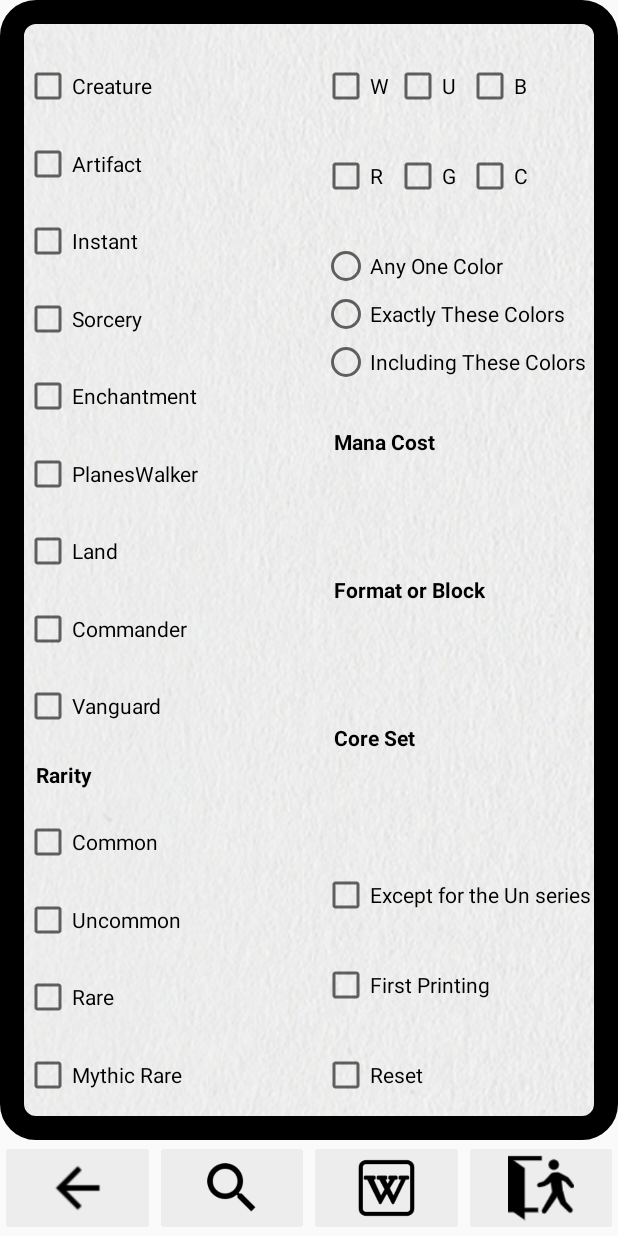
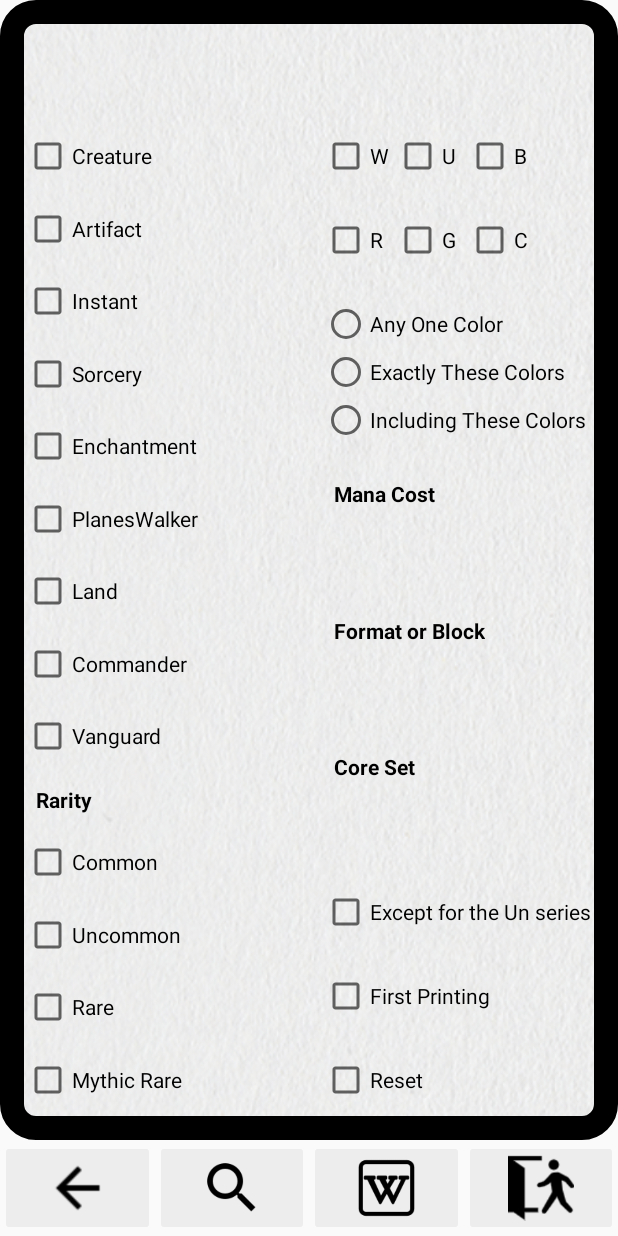
Before and after one commit to chikaharu11/MTG_Random_Card_Search, an Android app: the layout activity_main.xml on its own in the app's theme, with its tools: preview values and no code run, on a phone screen of 412 x 824 dp. Run offline under Robolectric (Android 15) with nearby library versions, the phone set to English and light mode, and no system bars.

Commit message:
release 9

```diff
--- a/app/build.gradle
+++ b/app/build.gradle
@@ -10,8 +10,8 @@ android {
         applicationId "jp.chikaharu11.mtg_random_card_search"
         minSdkVersion 23
         targetSdkVersion 31
-        versionCode 8
-        versionName "8"
+        versionCode 9
+        versionName "9"
         multiDexEnabled true
 
         testInstrumentationRunner "androidx.test.runner.AndroidJUnitRunner"
--- a/app/src/main/AndroidManifest.xml
+++ b/app/src/main/AndroidManifest.xml
@@ -18,7 +18,7 @@
         tools:targetApi="m">
         <meta-data
             android:name="com.google.android.gms.ads.APPLICATION_ID"
-            android:value="ca-app-pub-3940256099942544~3347511713"/>
+            android:value="ca-app-pub-6154074228513535~6714704434"/>
         <activity android:name="jp.chikaharu11.mtg_random_card_search.MainActivity"
             android:screenOrientation="portrait"
             tools:ignore="LockedOrientationActivity"
--- a/app/src/main/res/layout/activity_main.xml
+++ b/app/src/main/res/layout/activity_main.xml
@@ -82,13 +82,23 @@
             android:layout_centerHorizontal="true"
             android:layout_marginTop="14dp"
             app:adSize="BANNER"
-            app:adUnitId="ca-app-pub-3940256099942544/6300978111"
+            app:adUnitId="ca-app-pub-6154074228513535/6202734399"
             app:layout_constraintEnd_toEndOf="parent"
             app:layout_constraintStart_toStartOf="parent"
             app:layout_constraintTop_toTopOf="parent"
             tools:ignore="MissingConstraints">
 
         </com.google.android.gms.ads.AdView>
+
+        <ImageView
+            android:id="@+id/topSpace"
+            android:layout_width="match_parent"
+            android:layout_height="50dp"
+            android:layout_marginTop="14dp"
+            app:layout_constraintEnd_toEndOf="parent"
+            app:layout_constraintStart_toStartOf="parent"
+            app:layout_constraintTop_toTopOf="parent"
+            tools:ignore="ContentDescription,MissingConstraints" />
 
         <CheckBox
             android:theme="@style/MyCheckBox"
@@ -100,7 +110,7 @@
             android:text="@string/checkbox"
             app:layout_constraintBottom_toTopOf="@+id/checkBox3"
             app:layout_constraintStart_toStartOf="parent"
-            app:layout_constraintTop_toBottomOf="@+id/adView"
+            app:layout_constraintTop_toBottomOf="@+id/topSpace"
             tools:ignore="MissingConstraints" />
 
         <CheckBox
```
